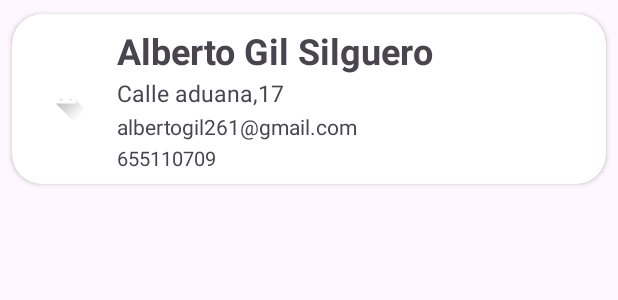
After one commit to andercete/android, an Android app: the layout list_element.xml on its own in the app's theme, with its tools: preview values and no code run, on a phone screen of 412 x 824 dp. The commit adds this screen. Shown: the top 300 px of the screen. Run offline under Robolectric (Android 15) with nearby library versions, the phone set to English and light mode, and no system bars.

Commit message:
layout partners terminado, falta programar boton

```diff
--- a/app/src/main/AndroidManifest.xml
+++ b/app/src/main/AndroidManifest.xml
@@ -20,7 +20,7 @@
             android:exported="false" />
         <activity
             android:name=".Actividad_Partners"
-            android:exported="false" />
+            android:exported="true" />
         <activity
             android:name=".Actividad_Agenda"
             android:exported="false" />
--- /dev/null
+++ b/app/src/main/res/layout/list_element.xml
@@ -0,0 +1,83 @@
+<?xml version="1.0" encoding="utf-8"?>
+<androidx.cardview.widget.CardView xmlns:android="http://schemas.android.com/apk/res/android"
+    xmlns:app="http://schemas.android.com/apk/res-auto"
+    xmlns:andorid="http://schemas.android.com/tools"
+    android:id="@+id/cv"
+    android:layout_width="match_parent"
+    android:layout_height="wrap_content"
+    android:animateLayoutChanges="true"
+    app:cardCornerRadius="20dp"
+    app:cardElevation="2dp"
+    app:cardUseCompatPadding="true">
+
+    <LinearLayout
+        android:layout_width="match_parent"
+        android:layout_height="wrap_content"
+        android:animateLayoutChanges="true"
+        android:orientation="vertical">
+
+        <RelativeLayout
+            android:layout_width="match_parent"
+            android:layout_height="match_parent"
+            android:orientation="horizontal"
+            android:padding="6dp">
+
+            <ImageView
+                android:id="@+id/iconImageView"
+                android:layout_width="60dp"
+                android:layout_height="60dp"
+                android:layout_alignParentStart="true"
+                android:layout_centerVertical="true"
+                android:layout_gravity="center"
+                android:paddingLeft="14dp"
+                android:paddingRight="14dp"
+                app:srcCompat="@drawable/ic_launcher_foreground" />
+
+            <LinearLayout
+                android:id="@+id/linearLayout"
+                android:layout_width="wrap_content"
+                android:layout_height="wrap_content"
+                android:layout_alignParentTop="true"
+                android:layout_marginStart="4dp"
+                android:layout_marginLeft="4dp"
+                android:layout_marginTop="2dp"
+                android:layout_toEndOf="@+id/iconImageView"
+                android:layout_toRightOf="@+id/iconImageView"
+                android:orientation="vertical">
+
+                <TextView
+                    android:id="@+id/nombreTextView"
+                    android:layout_width="wrap_content"
+                    android:layout_height="wrap_content"
+                    android:layout_marginBottom="1dp"
+                    android:text="Alberto Gil Silguero"
+                    android:textSize="24sp"
+                    android:textStyle="bold" />
+
+                <TextView
+                    android:id="@+id/direccionTextView"
+                    android:layout_width="wrap_content"
+                    android:layout_height="wrap_content"
+                    android:layout_marginBottom="2dp"
+                    android:text="Calle aduana,17"
+                    android:textSize="15sp" />
+
+                <TextView
+                    android:id="@+id/emailTextView"
+                    android:layout_width="wrap_content"
+                    android:layout_height="wrap_content"
+                    android:layout_marginBottom="2dp"
+                    android:text="albertogil261@gmail.com"
+                    android:textSize="14sp" />
+
+                <TextView
+                    android:id="@+id/telefonoTextView"
+                    android:layout_width="wrap_content"
+                    android:layout_height="wrap_content"
+                    android:layout_marginBottom="2dp"
+                    android:text="655110709"
+                    android:textSize="13sp"/>
+            </LinearLayout>
+        </RelativeLayout>
+    </LinearLayout>
+</androidx.cardview.widget.CardView>
```
Also changed, not shown: app/src/main/assets/partners.xml (+16 -0 lines), app/src/main/java/com/example/comercial/Actividad_Partners.java (+18 -9 lines), app/src/main/java/com/example/comercial/ListAdapter.java (added, +79 -0 lines), app/src/main/java/com/example/comercial/Partner.java (+20 -5 lines), app/src/main/res/layout/layout_partners.xml (+43 -7 lines).
